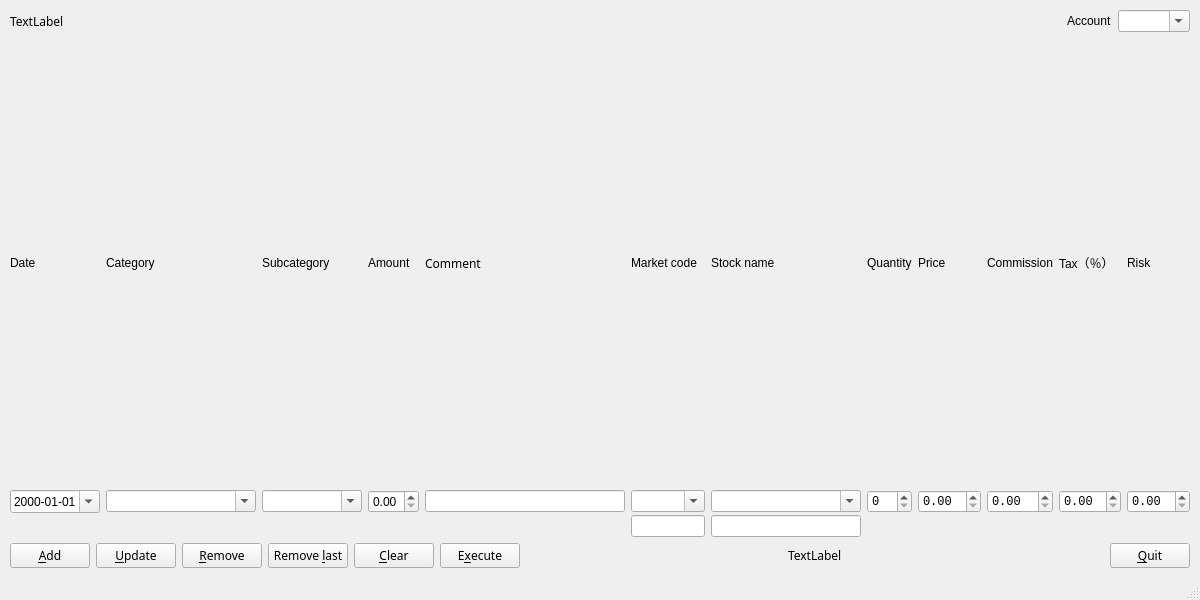
First picture: the form in lisa/pyqt/viewpyqt.ui, repository rockwolf/python, before the edit.
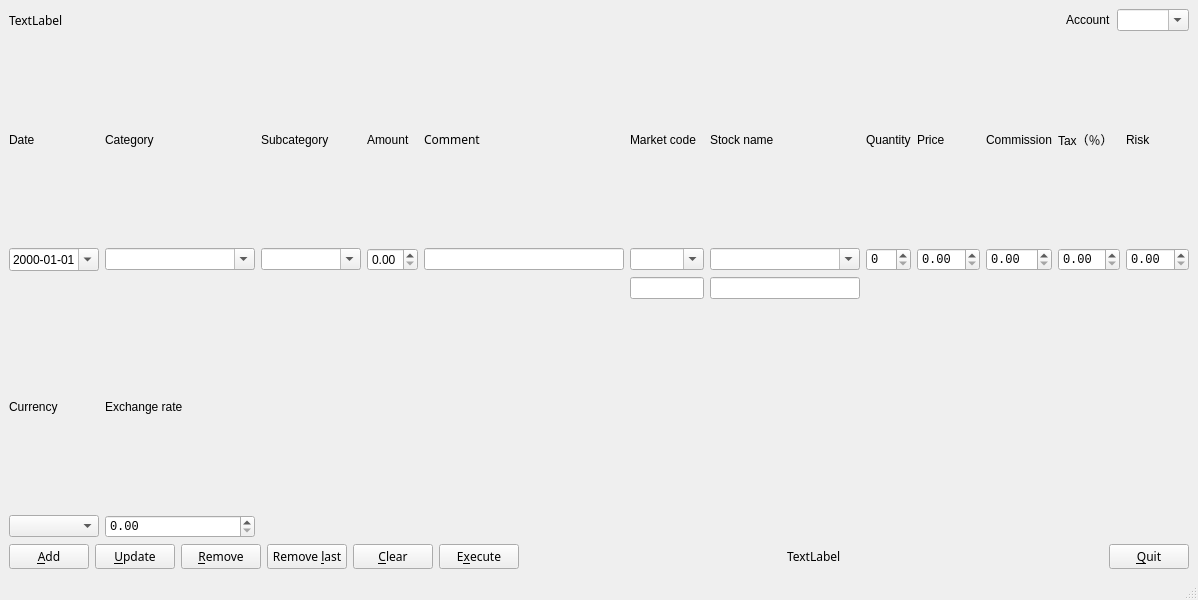
Second picture: the form after the edit.

Commit message: Working on the currency exchange, but for this we first need to fix all the tables, including the T_TRADE table. This is under construction now.

Diff of the .ui file:
```diff
--- a/lisa/pyqt/viewpyqt.ui
+++ b/lisa/pyqt/viewpyqt.ui
@@ -6,7 +6,7 @@
    <rect>
     <x>0</x>
     <y>0</y>
-    <width>1200</width>
+    <width>1198</width>
     <height>600</height>
    </rect>
   </property>
@@ -14,146 +14,11 @@
    <string>MainWindow</string>
   </property>
   <widget class="QWidget" name="centralwidget">
-   <layout class="QHBoxLayout" name="horizontalLayout">
-    <item>
-     <layout class="QGridLayout" name="gl_main_3" rowstretch="0,0,0,0,10,100" columnstretch="0">
-      <property name="sizeConstraint">
-       <enum>QLayout::SetDefaultConstraint</enum>
-      </property>
-      <property name="margin">
-       <number>1</number>
-      </property>
-      <property name="verticalSpacing">
-       <number>6</number>
-      </property>
-      <item row="4" column="0">
-       <layout class="QGridLayout" name="gridLayout_6">
-        <item row="0" column="4">
-         <widget class="QPushButton" name="btn_clear">
-          <property name="font">
-           <font>
-            <family>Envy Code R</family>
-           </font>
-          </property>
-          <property name="text">
-           <string>&amp;Clear</string>
-          </property>
-         </widget>
-        </item>
-        <item row="0" column="6">
-         <spacer name="horizontalSpacer_5">
-          <property name="orientation">
-           <enum>Qt::Horizontal</enum>
-          </property>
-          <property name="sizeHint" stdset="0">
-           <size>
-            <width>40</width>
-            <height>20</height>
-           </size>
-          </property>
-         </spacer>
-        </item>
-        <item row="0" column="9">
-         <widget class="QPushButton" name="btn_exit">
-          <property name="font">
-           <font>
-            <family>Envy Code R</family>
-           </font>
-          </property>
-          <property name="text">
-           <string>&amp;Quit</string>
-          </property>
-         </widget>
-        </item>
-        <item row="0" column="0">
-         <widget class="QPushButton" name="btn_add">
-          <property name="font">
-           <font>
-            <family>Envy Code R</family>
-           </font>
-          </property>
-          <property name="text">
-           <string>&amp;Add</string>
-          </property>
-         </widget>
-        </item>
-        <item row="0" column="5">
-         <widget class="QPushButton" name="btn_execute">
-          <property name="font">
-           <font>
-            <family>Envy Code R</family>
-           </font>
-          </property>
-          <property name="text">
-           <string>E&amp;xecute</string>
-          </property>
-         </widget>
-        </item>
-        <item row="0" column="7">
-         <widget class="QLabel" name="lbl_infodetails">
-          <property name="font">
-           <font>
-            <family>Envy Code R</family>
-           </font>
-          </property>
-          <property name="text">
-           <string>TextLabel</string>
-          </property>
-         </widget>
-        </item>
-        <item row="0" column="1">
-         <widget class="QPushButton" name="btn_update">
-          <property name="font">
-           <font>
-            <family>Envy Code R</family>
-           </font>
-          </property>
-          <property name="text">
-           <string>&amp;Update</string>
-          </property>
-         </widget>
-        </item>
-        <item row="0" column="2">
-         <widget class="QPushButton" name="btn_remove">
-          <property name="font">
-           <font>
-            <family>Envy Code R</family>
-           </font>
-          </property>
-          <property name="text">
-           <string>&amp;Remove</string>
-          </property>
-         </widget>
-        </item>
-        <item row="0" column="3">
-         <widget class="QPushButton" name="btn_removelast">
-          <property name="font">
-           <font>
-            <family>Envy Code R</family>
-           </font>
-          </property>
-          <property name="text">
-           <string>Remove &amp;last</string>
-          </property>
-         </widget>
-        </item>
-        <item row="0" column="8">
-         <spacer name="horizontalSpacer_10">
-          <property name="orientation">
-           <enum>Qt::Horizontal</enum>
-          </property>
-          <property name="sizeHint" stdset="0">
-           <size>
-            <width>40</width>
-            <height>20</height>
-           </size>
-          </property>
-         </spacer>
-        </item>
-       </layout>
-      </item>
-      <item row="1" column="0">
-       <layout class="QGridLayout" name="gridLayout_10">
+   <layout class="QGridLayout" name="gridLayout_2">
+    <item row="0" column="0">
+     <layout class="QVBoxLayout" name="verticalLayout" stretch="0,0,0,1">
+      <item>
+       <layout class="QGridLayout" name="gridLayout_10" rowstretch="0">
         <property name="sizeConstraint">
          <enum>QLayout::SetFixedSize</enum>
         </property>
@@ -201,130 +66,37 @@
         </item>
        </layout>
       </item>
-      <item row="2" column="0">
-       <layout class="QGridLayout" name="gridLayout_7" columnstretch="0,0,0,0,0,0,0,0,0,0,0,0,0,0,0,0">
-        <property name="sizeConstraint">
-         <enum>QLayout::SetDefaultConstraint</enum>
-        </property>
-        <property name="verticalSpacing">
-         <number>2</number>
-        </property>
-        <item row="1" column="3">
-         <widget class="QComboBox" name="cmb_category">
-          <property name="minimumSize">
-           <size>
-            <width>150</width>
-            <height>0</height>
-           </size>
-          </property>
-          <property name="inputMethodHints">
-           <set>Qt::ImhLowercaseOnly</set>
-          </property>
-          <property name="editable">
-           <bool>true</bool>
-          </property>
-         </widget>
-        </item>
-        <item row="1" column="7">
-         <widget class="QDoubleSpinBox" name="spn_amount">
-          <property name="minimumSize">
-           <size>
-            <width>10</width>
-            <height>0</height>
-           </size>
-          </property>
-          <property name="locale">
-           <locale language="C" country="AnyCountry"/>
-          </property>
-          <property name="maximum">
-           <double>999999.989999999990687</double>
-          </property>
-          <property name="value">
-           <double>0.000000000000000</double>
-          </property>
-         </widget>
-        </item>
-        <item row="1" column="5">
-         <widget class="QComboBox" name="cmb_subcategory">
-          <property name="minimumSize">
-           <size>
-            <width>100</width>
-            <height>0</height>
-           </size>
-          </property>
-          <property name="maximumSize">
-           <size>
-            <width>16777215</width>
-            <height>16777215</height>
-           </size>
-          </property>
-          <property name="inputMethodHints">
-           <set>Qt::ImhLowercaseOnly</set>
-          </property>
-          <property name="editable">
-           <bool>true</bool>
-          </property>
-         </widget>
-        </item>
-        <item row="0" column="10">
-         <widget class="QLabel" name="lbl_stockname">
+      <item>
+       <layout class="QGridLayout" name="gridLayout">
+        <item row="0" column="0">
+         <widget class="QLabel" name="lbl_date">
           <property name="text">
-           <string>Stock name</string>
+           <string>Date</string>
           </property>
          </widget>
         </item>
-        <item row="1" column="1">
-         <widget class="QDateEdit" name="dt_date">
-          <property name="minimumSize">
-           <size>
-            <width>90</width>
-            <height>0</height>
-           </size>
-          </property>
-          <property name="displayFormat">
-           <string>yyyy-MM-dd</string>
-          </property>
-          <property name="calendarPopup">
-           <bool>true</bool>
-          </property>
-         </widget>
-        </item>
-        <item row="0" column="9">
-         <widget class="QLabel" name="lbl_marketcode">
-          <property name="text">
-           <string>Market code</string>
-          </property>
-         </widget>
-        </item>
-        <item row="0" column="3">
+        <item row="0" column="1">
          <widget class="QLabel" name="lbl_category">
           <property name="text">
            <string>Category</string>
           </property>
          </widget>
         </item>
-        <item row="1" column="12">
-         <widget class="QDoubleSpinBox" name="spn_price">
-          <property name="minimumSize">
-           <size>
-            <width>10</width>
-            <height>0</height>
-           </size>
+        <item row="0" column="2">
+         <widget class="QLabel" name="lbl_subcategory">
+          <property name="text">
+           <string>Subcategory</string>
           </property>
-          <property name="font">
-           <font>
-            <family>Liberation Mono</family>
-           </font>
+         </widget>
+        </item>
+        <item row="0" column="3">
+         <widget class="QLabel" name="lbl_amount">
+          <property name="text">
+           <string>Amount</string>
           </property>
-          <property name="locale">
-           <locale language="C" country="AnyCountry"/>
-          </property>
-          <property name="maximum">
-           <double>999999.989999999990687</double>
-          </property>
          </widget>
         </item>
-        <item row="0" column="8">
+        <item row="0" column="4">
          <widget class="QLabel" name="lbl_comment">
           <property name="font">
            <font>
@@ -336,79 +108,129 @@
           </property>
          </widget>
         </item>
-        <item row="0" column="11">
+        <item row="0" column="5">
+         <widget class="QLabel" name="lbl_marketcode">
+          <property name="text">
+           <string>Market code</string>
+          </property>
+         </widget>
+        </item>
+        <item row="0" column="6">
+         <widget class="QLabel" name="lbl_stockname">
+          <property name="text">
+           <string>Stock name</string>
+          </property>
+         </widget>
+        </item>
+        <item row="0" column="7">
          <widget class="QLabel" name="lbl_quantity">
           <property name="text">
            <string>Quantity</string>
           </property>
          </widget>
         </item>
-        <item row="0" column="7">
-         <widget class="QLabel" name="lbl_amount">
-          <property name="text">
-           <string>Amount</string>
-          </property>
-         </widget>
-        </item>
-        <item row="0" column="1">
-         <widget class="QLabel" name="lbl_date">
-          <property name="text">
-           <string>Date</string>
-          </property>
-         </widget>
-        </item>
-        <item row="0" column="13">
-         <widget class="QLabel" name="lbl_commission">
-          <property name="text">
-           <string>Commission</string>
-          </property>
-         </widget>
-        </item>
-        <item row="2" column="10">
-         <widget class="QLineEdit" name="txt_stockdescription"/>
-        </item>
-        <item row="1" column="9">
-         <widget class="QComboBox" name="cmb_marketcode">
-          <property name="inputMethodHints">
-           <set>Qt::ImhLowercaseOnly</set>
-          </property>
-          <property name="editable">
-           <bool>true</bool>
-          </property>
-         </widget>
-        </item>
-        <item row="1" column="11">
-         <widget class="QSpinBox" name="spn_quantity">
-          <property name="minimumSize">
-           <size>
-            <width>10</width>
-            <height>0</height>
-           </size>
-          </property>
-          <property name="font">
-           <font>
-            <family>Liberation Mono</family>
-           </font>
-          </property>
-          <property name="locale">
-           <locale language="C" country="AnyCountry"/>
-          </property>
-          <property name="maximum">
-           <number>999999</number>
-          </property>
-         </widget>
-        </item>
-        <item row="2" column="9">
-         <widget class="QLineEdit" name="txt_marketdescription"/>
-        </item>
-        <item row="0" column="12">
+        <item row="0" column="8">
          <widget class="QLabel" name="lbl_price">
           <property name="text">
            <string>Price</string>
           </property>
          </widget>
         </item>
-        <item row="1" column="8">
+        <item row="0" column="9">
+         <widget class="QLabel" name="lbl_commission">
+          <property name="text">
+           <string>Commission</string>
+          </property>
+         </widget>
+        </item>
+        <item row="0" column="10">
+         <widget class="QLabel" name="lbl_tax">
+          <property name="text">
+           <string>Tax（％）</string>
+          </property>
+         </widget>
+        </item>
+        <item row="0" column="11">
+         <widget class="QLabel" name="lbl_risk">
+          <property name="text">
+           <string>Risk</string>
+          </property>
+         </widget>
+        </item>
+        <item row="1" column="0">
+         <widget class="QDateEdit" name="dt_date">
+          <property name="minimumSize">
+           <size>
+            <width>90</width>
+            <height>0</height>
+           </size>
+          </property>
+          <property name="displayFormat">
+           <string>yyyy-MM-dd</string>
+          </property>
+          <property name="calendarPopup">
+           <bool>true</bool>
+          </property>
+         </widget>
+        </item>
+        <item row="1" column="1">
+         <widget class="QComboBox" name="cmb_category">
+          <property name="minimumSize">
+           <size>
+            <width>150</width>
+            <height>0</height>
+           </size>
+          </property>
+          <property name="inputMethodHints">
+           <set>Qt::ImhLowercaseOnly</set>
+          </property>
+          <property name="editable">
+           <bool>true</bool>
+          </property>
+         </widget>
+        </item>
+        <item row="1" column="2">
+         <widget class="QComboBox" name="cmb_subcategory">
+          <property name="minimumSize">
+           <size>
+            <width>100</width>
+            <height>0</height>
+           </size>
+          </property>
+          <property name="maximumSize">
+           <size>
+            <width>16777215</width>
+            <height>16777215</height>
+           </size>
+          </property>
+          <property name="inputMethodHints">
+           <set>Qt::ImhLowercaseOnly</set>
+          </property>
+          <property name="editable">
+           <bool>true</bool>
+          </property>
+         </widget>
+        </item>
+        <item row="1" column="3">
+         <widget class="QDoubleSpinBox" name="spn_amount">
+          <property name="minimumSize">
+           <size>
+            <width>10</width>
+            <height>0</height>
+           </size>
+          </property>
+          <property name="locale">
+           <locale language="C" country="AnyCountry"/>
+          </property>
+          <property name="maximum">
+           <double>999999.989999999990687</double>
+          </property>
+          <property name="value">
+           <double>0.000000000000000</double>
+          </property>
+         </widget>
+        </item>
+        <item row="1" column="4">
          <widget class="QLineEdit" name="txt_comment">
           <property name="enabled">
            <bool>true</bool>
@@ -421,14 +243,17 @@
           </property>
          </widget>
         </item>
-        <item row="0" column="5">
-         <widget class="QLabel" name="lbl_subcategory">
-          <property name="text">
-           <string>Subcategory</string>
+        <item row="1" column="5">
+         <widget class="QComboBox" name="cmb_marketcode">
+          <property name="inputMethodHints">
+           <set>Qt::ImhLowercaseOnly</set>
+          </property>
+          <property name="editable">
+           <bool>true</bool>
           </property>
          </widget>
         </item>
-        <item row="1" column="10">
+        <item row="1" column="6">
          <widget class="QComboBox" name="cmb_stockname">
           <property name="minimumSize">
            <size>
@@ -444,7 +269,49 @@
           </property>
          </widget>
         </item>
-        <item row="1" column="13">
+        <item row="1" column="7">
+         <widget class="QSpinBox" name="spn_quantity">
+          <property name="minimumSize">
+           <size>
+            <width>10</width>
+            <height>0</height>
+           </size>
+          </property>
+          <property name="font">
+           <font>
+            <family>Liberation Mono</family>
+           </font>
+          </property>
+          <property name="locale">
+           <locale language="C" country="AnyCountry"/>
+          </property>
+          <property name="maximum">
+           <number>999999</number>
+          </property>
+         </widget>
+        </item>
+        <item row="1" column="8">
+         <widget class="QDoubleSpinBox" name="spn_price">
+          <property name="minimumSize">
+           <size>
+            <width>10</width>
+            <height>0</height>
+           </size>
+          </property>
+          <property name="font">
+           <font>
+            <family>Liberation Mono</family>
+           </font>
+          </property>
+          <property name="locale">
+           <locale language="C" country="AnyCountry"/>
+          </property>
+          <property name="maximum">
+           <double>999999.989999999990687</double>
+          </property>
+         </widget>
+        </item>
+        <item row="1" column="9">
          <widget class="QDoubleSpinBox" name="spn_commission">
           <property name="minimumSize">
            <size>
@@ -465,14 +332,7 @@
           </property>
          </widget>
         </item>
-        <item row="0" column="14">
-         <widget class="QLabel" name="lbl_tax">
-          <property name="text">
-           <string>Tax（％）</string>
-          </property>
-         </widget>
-        </item>
-        <item row="1" column="14">
+        <item row="1" column="10">
          <widget class="QDoubleSpinBox" name="spn_tax">
           <property name="minimumSize">
            <size>
@@ -493,7 +353,7 @@
           </property>
          </widget>
         </item>
-        <item row="1" column="15">
+        <item row="1" column="11">
          <widget class="QDoubleSpinBox" name="spn_risk">
           <property name="minimumSize">
            <size>
@@ -514,16 +374,192 @@
           </property>
          </widget>
         </item>
-        <item row="0" column="15">
-         <widget class="QLabel" name="lbl_risk">
+        <item row="2" column="5">
+         <widget class="QLineEdit" name="txt_marketdescription"/>
+        </item>
+        <item row="2" column="6">
+         <widget class="QLineEdit" name="txt_stockdescription"/>
+        </item>
+        <item row="3" column="0">
+         <widget class="QLabel" name="lbl_currency">
           <property name="text">
-           <string>Risk</string>
+           <string>Currency</string>
           </property>
          </widget>
         </item>
+        <item row="3" column="1">
+         <widget class="QLabel" name="lbl_exchange_rate">
+          <property name="text">
+           <string>Exchange rate</string>
+          </property>
+         </widget>
+        </item>
+        <item row="4" column="0">
+         <widget class="QComboBox" name="cmb_currency">
+          <property name="minimumSize">
+           <size>
+            <width>90</width>
+            <height>0</height>
+           </size>
+          </property>
+          <property name="maximumSize">
+           <size>
+            <width>16777215</width>
+            <height>16777215</height>
+           </size>
+          </property>
+         </widget>
+        </item>
+        <item row="4" column="1">
+         <widget class="QDoubleSpinBox" name="spn_exchange_rate">
+          <property name="minimumSize">
+           <size>
+            <width>10</width>
+            <height>0</height>
+           </size>
+          </property>
+          <property name="font">
+           <font>
+            <family>Liberation Mono</family>
+           </font>
+          </property>
+          <property name="locale">
+           <locale language="C" country="AnyCountry"/>
+          </property>
+          <property name="maximum">
+           <double>1000000.000000000000000</double>
+          </property>
+         </widget>
+        </item>
        </layout>
       </item>
-      <item row="5" column="0">
+      <item>
+       <layout class="QGridLayout" name="gridLayout_6">
+        <item row="0" column="4">
+         <widget class="QPushButton" name="btn_clear">
+          <property name="font">
+           <font>
+            <family>Envy Code R</family>
+           </font>
+          </property>
+          <property name="text">
+           <string>&amp;Clear</string>
+          </property>
+         </widget>
+        </item>
+        <item row="0" column="6">
+         <spacer name="horizontalSpacer_5">
+          <property name="orientation">
+           <enum>Qt::Horizontal</enum>
+          </property>
+          <property name="sizeHint" stdset="0">
+           <size>
+            <width>40</width>
+            <height>20</height>
+           </size>
+          </property>
+         </spacer>
+        </item>
+        <item row="0" column="9">
+         <widget class="QPushButton" name="btn_exit">
+          <property name="font">
+           <font>
+            <family>Envy Code R</family>
+           </font>
+          </property>
+          <property name="text">
+           <string>&amp;Quit</string>
+          </property>
+         </widget>
+        </item>
+        <item row="0" column="0">
+         <widget class="QPushButton" name="btn_add">
+          <property name="font">
+           <font>
+            <family>Envy Code R</family>
+           </font>
+          </property>
+          <property name="text">
+           <string>&amp;Add</string>
+          </property>
+         </widget>
+        </item>
+        <item row="0" column="5">
+         <widget class="QPushButton" name="btn_execute">
+          <property name="font">
+           <font>
+            <family>Envy Code R</family>
+           </font>
+          </property>
+          <property name="text">
+           <string>E&amp;xecute</string>
+          </property>
+         </widget>
+        </item>
+        <item row="0" column="7">
+         <widget class="QLabel" name="lbl_infodetails">
+          <property name="font">
+           <font>
+            <family>Envy Code R</family>
+           </font>
+          </property>
+          <property name="text">
+           <string>TextLabel</string>
+          </property>
+         </widget>
+        </item>
+        <item row="0" column="1">
+         <widget class="QPushButton" name="btn_update">
+          <property name="font">
+           <font>
+            <family>Envy Code R</family>
+           </font>
+          </property>
+          <property name="text">
+           <string>&amp;Update</string>
+          </property>
+         </widget>
+        </item>
+        <item row="0" column="2">
+         <widget class="QPushButton" name="btn_remove">
+          <property name="font">
+           <font>
+            <family>Envy Code R</family>
+           </font>
+          </property>
+          <property name="text">
+           <string>&amp;Remove</string>
+          </property>
+         </widget>
+        </item>
+        <item row="0" column="3">
+         <widget class="QPushButton" name="btn_removelast">
+          <property name="font">
+           <font>
+            <family>Envy Code R</family>
+           </font>
+          </property>
+          <property name="text">
+           <string>Remove &amp;last</string>
+          </property>
+         </widget>
+        </item>
+        <item row="0" column="8">
+         <spacer name="horizontalSpacer_10">
+          <property name="orientation">
+           <enum>Qt::Horizontal</enum>
+          </property>
+          <property name="sizeHint" stdset="0">
+           <size>
+            <width>40</width>
+            <height>20</height>
+           </size>
+          </property>
+         </spacer>
+        </item>
+       </layout>
+      </item>
+      <item>
        <layout class="QVBoxLayout" name="vl_table">
         <property name="sizeConstraint">
          <enum>QLayout::SetFixedSize</enum>
```
The commit also changes 10 other files.
